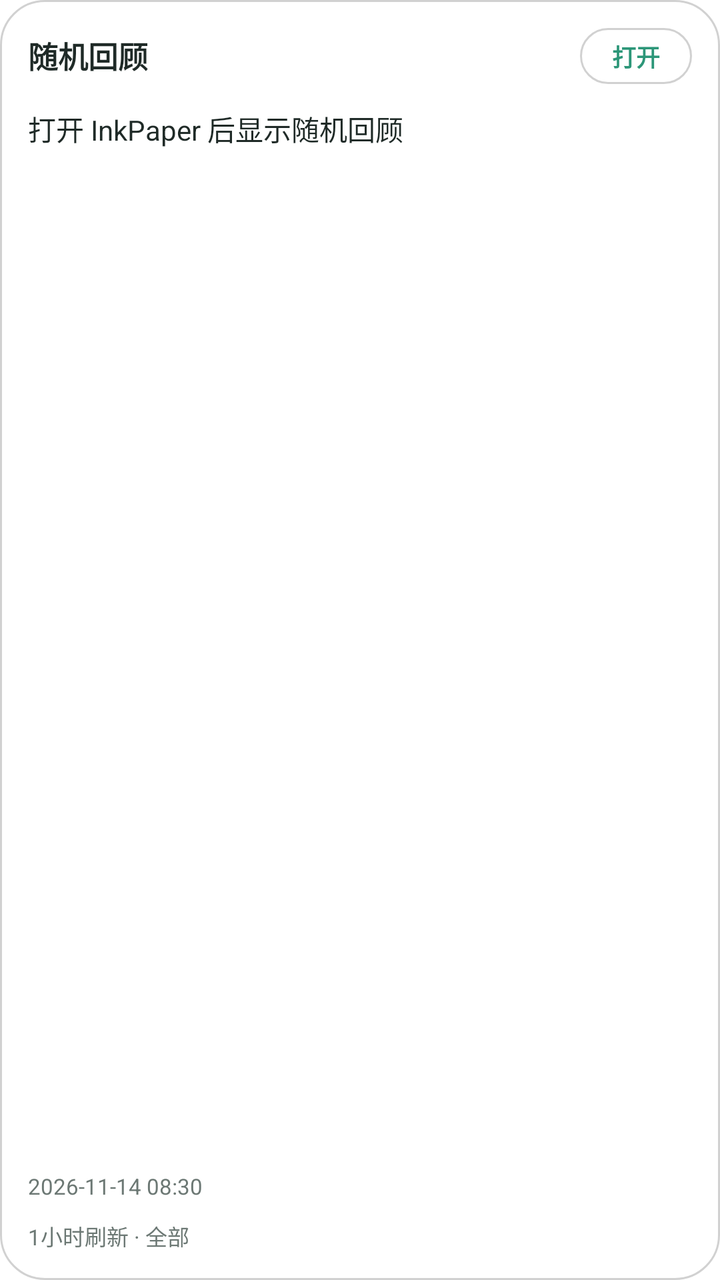
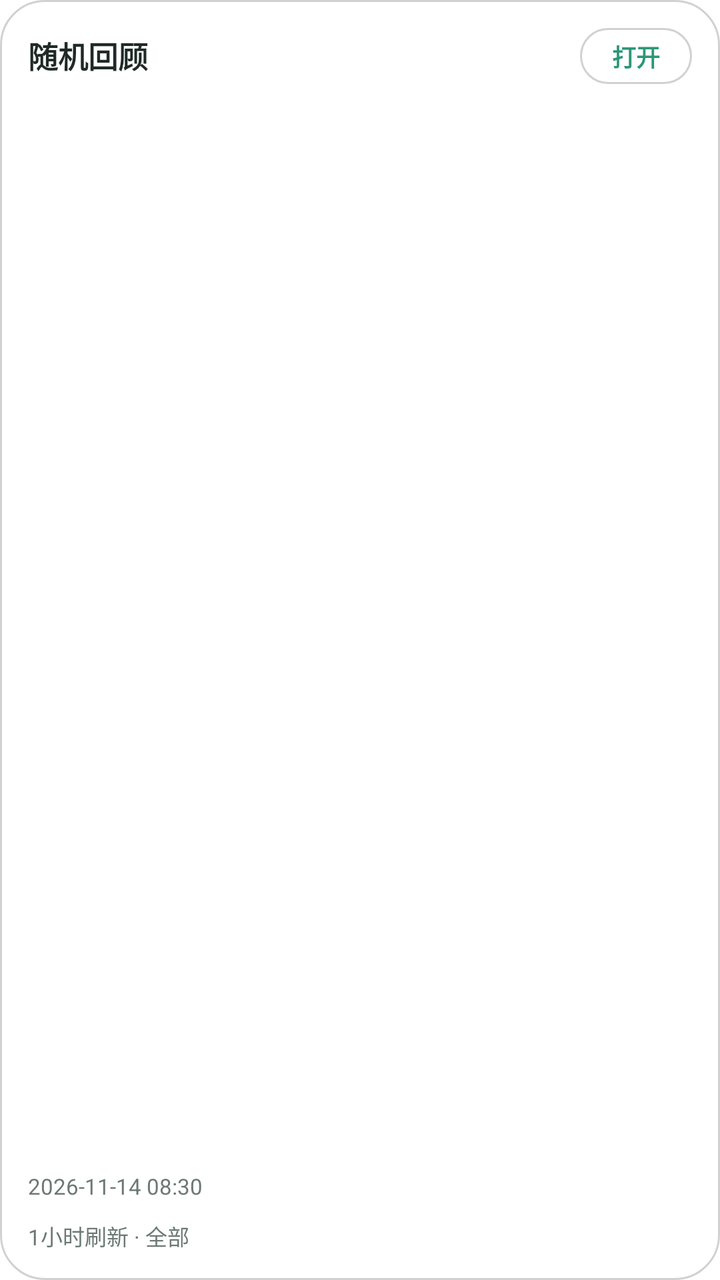

Before-and-after screenshots of an Android layout around one commit, followed by the original layout XML and the change that was made.
<!-- AndroidManifest.xml: fallback theme Theme.MaterialComponents.DayNight.NoActionBar -->
<!-- res/layout/inkpaper_random_review_widget.xml -->
<?xml version="1.0" encoding="utf-8"?>
<LinearLayout xmlns:android="http://schemas.android.com/apk/res/android"
    android:id="@+id/inkpaper_widget_review_container"
    android:layout_width="match_parent"
    android:layout_height="match_parent"
    android:background="@drawable/inkpaper_widget_background"
    android:gravity="center_vertical"
    android:orientation="vertical"
    android:padding="14dp">

    <LinearLayout
        android:layout_width="match_parent"
        android:layout_height="wrap_content"
        android:gravity="center_vertical"
        android:orientation="horizontal">

        <TextView
            android:id="@+id/inkpaper_widget_title"
            android:layout_width="0dp"
            android:layout_height="wrap_content"
            android:layout_weight="1"
            android:ellipsize="end"
            android:includeFontPadding="false"
            android:maxLines="1"
            android:text="随机回顾"
            android:textColor="@color/inkpaper_widget_text"
            android:textSize="15sp"
            android:textStyle="bold" />

        <TextView
            android:id="@+id/inkpaper_widget_random"
            android:layout_width="wrap_content"
            android:layout_height="28dp"
            android:background="@drawable/inkpaper_widget_chip"
            android:gravity="center"
            android:includeFontPadding="false"
            android:minWidth="56dp"
            android:paddingLeft="10dp"
            android:paddingRight="10dp"
            android:text="打开"
            android:textColor="@color/inkpaper_primary"
            android:textSize="12sp"
            android:textStyle="bold" />
    </LinearLayout>

    <TextView
        android:id="@+id/inkpaper_widget_review"
        android:layout_width="match_parent"
        android:layout_height="0dp"
        android:layout_marginTop="12dp"
        android:layout_weight="1"
        android:ellipsize="end"
        android:lineSpacingExtra="2dp"
        android:maxLines="5"
        android:text="打开 InkPaper 后显示随机回顾"
        android:textColor="@color/inkpaper_widget_text"
        android:textSize="14sp" />

    <TextView
        android:id="@+id/inkpaper_widget_review_time"
        android:layout_width="match_parent"
        android:layout_height="wrap_content"
        android:layout_marginTop="6dp"
        android:ellipsize="end"
        android:includeFontPadding="false"
        android:maxLines="1"
        android:text="2026-11-14 08:30"
        android:textColor="@color/inkpaper_widget_muted"
        android:textSize="11sp" />

    <TextView
        android:id="@+id/inkpaper_widget_status"
        android:layout_width="match_parent"
        android:layout_height="wrap_content"
        android:layout_marginTop="10dp"
        android:ellipsize="end"
        android:includeFontPadding="false"
        android:maxLines="1"
        android:text="1小时刷新 · 全部"
        android:textColor="@color/inkpaper_widget_muted"
        android:textSize="11sp" />
</LinearLayout>
<!-- resources referenced by this layout -->
<resources>
  <color name="inkpaper_primary">#2C9678</color>
  <color name="inkpaper_widget_muted">#6C7874</color>
  <color name="inkpaper_widget_text">#1F2A27</color>
  <!-- drawable inkpaper_widget_background (drawable) -->
  <?xml version="1.0" encoding="utf-8"?>
  <layer-list xmlns:android="http://schemas.android.com/apk/res/android">
      
      <item>
          <shape android:shape="rectangle">
              <solid android:color="@color/inkpaper_widget_background" />
              <corners android:radius="22dp" />
          </shape>
      </item>
      
      <item>
          <shape android:shape="rectangle">
              <gradient
                  android:angle="315"
                  android:startColor="@color/inkpaper_widget_highlight_start"
                  android:endColor="@color/inkpaper_widget_highlight_end" />
              <corners android:radius="22dp" />
          </shape>
      </item>
      
      <item>
          <shape android:shape="rectangle">
              <stroke
                  android:width="1dp"
                  android:color="@color/inkpaper_widget_border" />
              <corners android:radius="22dp" />
          </shape>
      </item>
  </layer-list>
  <!-- drawable inkpaper_widget_chip (drawable) -->
  <?xml version="1.0" encoding="utf-8"?>
  <layer-list xmlns:android="http://schemas.android.com/apk/res/android">
      <item>
          <shape android:shape="rectangle">
              <solid android:color="@color/inkpaper_widget_surface" />
              <corners android:radius="14dp" />
          </shape>
      </item>
      <item>
          <shape android:shape="rectangle">
              <stroke
                  android:width="1dp"
                  android:color="@color/inkpaper_widget_border" />
              <corners android:radius="14dp" />
          </shape>
      </item>
  </layer-list>
  <color name="inkpaper_widget_background">#D1FFFFFF</color>
  <color name="inkpaper_widget_highlight_start">#66FFFFFF</color>
  <color name="inkpaper_widget_highlight_end">#0DFFFFFF</color>
  <color name="inkpaper_widget_border">#2E000000</color>
  <color name="inkpaper_widget_surface">#99FFFFFF</color>
</resources>

<!-- the commit's change to res/layout/inkpaper_random_review_widget.xml (unified diff, before → after) -->
@@ -1,82 +1,94 @@
 <?xml version="1.0" encoding="utf-8"?>
-<LinearLayout xmlns:android="http://schemas.android.com/apk/res/android"
-    android:id="@+id/inkpaper_widget_review_container"
+<FrameLayout xmlns:android="http://schemas.android.com/apk/res/android"
+    android:id="@+id/inkpaper_widget_glass_root"
     android:layout_width="match_parent"
     android:layout_height="match_parent"
-    android:background="@drawable/inkpaper_widget_background"
-    android:gravity="center_vertical"
-    android:orientation="vertical"
-    android:padding="14dp">
+    android:background="@drawable/inkpaper_widget_background">
+
+    <ImageView
+        android:id="@+id/inkpaper_widget_glass"
+        android:layout_width="match_parent"
+        android:layout_height="match_parent"
+        android:contentDescription="@null"
+        android:scaleType="centerCrop"
+        android:visibility="gone" />
 
     <LinearLayout
+        android:id="@+id/inkpaper_widget_review_container"
         android:layout_width="match_parent"
-        android:layout_height="wrap_content"
+        android:layout_height="match_parent"
         android:gravity="center_vertical"
-        android:orientation="horizontal">
+        android:orientation="vertical"
+        android:padding="14dp">
+
+        <LinearLayout
+            android:layout_width="match_parent"
+            android:layout_height="wrap_content"
+            android:gravity="center_vertical"
+            android:orientation="horizontal">
+
+            <TextView
+                android:id="@+id/inkpaper_widget_title"
+                android:layout_width="0dp"
+                android:layout_height="wrap_content"
+                android:layout_weight="1"
+                android:ellipsize="end"
+                android:includeFontPadding="false"
+                android:maxLines="1"
+                android:text="随机回顾"
+                android:textColor="@color/inkpaper_widget_text"
+                android:textSize="15sp"
+                android:textStyle="bold" />
+
+            <TextView
+                android:id="@+id/inkpaper_widget_random"
+                android:layout_width="wrap_content"
+                android:layout_height="28dp"
+                android:background="@drawable/inkpaper_widget_chip"
+                android:gravity="center"
+                android:includeFontPadding="false"
+                android:minWidth="56dp"
+                android:paddingLeft="10dp"
+                android:paddingRight="10dp"
+                android:text="打开"
+                android:textColor="@color/inkpaper_primary"
+                android:textSize="12sp"
+                android:textStyle="bold" />
+        </LinearLayout>
+
+        
+        <ListView
+            android:id="@+id/inkpaper_widget_review_list"
+            android:layout_width="match_parent"
+            android:layout_height="0dp"
+            android:layout_marginTop="12dp"
+            android:layout_weight="1"
+            android:divider="@null"
+            android:dividerHeight="0dp"
+            android:scrollbars="none" />
 
         <TextView
-            android:id="@+id/inkpaper_widget_title"
-            android:layout_width="0dp"
+            android:id="@+id/inkpaper_widget_review_time"
+            android:layout_width="match_parent"
             android:layout_height="wrap_content"
-            android:layout_weight="1"
+            android:layout_marginTop="6dp"
             android:ellipsize="end"
             android:includeFontPadding="false"
             android:maxLines="1"
-            android:text="随机回顾"
-            android:textColor="@color/inkpaper_widget_text"
-            android:textSize="15sp"
-            android:textStyle="bold" />
+            android:text="2026-11-14 08:30"
+            android:textColor="@color/inkpaper_widget_muted"
+            android:textSize="11sp" />
 
         <TextView
-            android:id="@+id/inkpaper_widget_random"
-            android:layout_width="wrap_content"
-            android:layout_height="28dp"
-            android:background="@drawable/inkpaper_widget_chip"
-            android:gravity="center"
+            android:id="@+id/inkpaper_widget_status"
+            android:layout_width="match_parent"
+            android:layout_height="wrap_content"
+            android:layout_marginTop="10dp"
+            android:ellipsize="end"
             android:includeFontPadding="false"
-            android:minWidth="56dp"
-            android:paddingLeft="10dp"
-            android:paddingRight="10dp"
-            android:text="打开"
-            android:textColor="@color/inkpaper_primary"
-            android:textSize="12sp"
-            android:textStyle="bold" />
+            android:maxLines="1"
+            android:text="1小时刷新 · 全部"
+            android:textColor="@color/inkpaper_widget_muted"
+            android:textSize="11sp" />
     </LinearLayout>
-
-    <TextView
-        android:id="@+id/inkpaper_widget_review"
-        android:layout_width="match_parent"
-        android:layout_height="0dp"
-        android:layout_marginTop="12dp"
-        android:layout_weight="1"
-        android:ellipsize="end"
-        android:lineSpacingExtra="2dp"
-        android:maxLines="5"
-        android:text="打开 InkPaper 后显示随机回顾"
-        android:textColor="@color/inkpaper_widget_text"
-        android:textSize="14sp" />
-
-    <TextView
-        android:id="@+id/inkpaper_widget_review_time"
-        android:layout_width="match_parent"
-        android:layout_height="wrap_content"
-        android:layout_marginTop="6dp"
-        android:ellipsize="end"
-        android:includeFontPadding="false"
-        android:maxLines="1"
-        android:text="2026-11-14 08:30"
-        android:textColor="@color/inkpaper_widget_muted"
-        android:textSize="11sp" />
-
-    <TextView
-        android:id="@+id/inkpaper_widget_status"
-        android:layout_width="match_parent"
-        android:layout_height="wrap_content"
-        android:layout_marginTop="10dp"
-        android:ellipsize="end"
-        android:includeFontPadding="false"
-        android:maxLines="1"
-        android:text="1小时刷新 · 全部"
-        android:textColor="@color/inkpaper_widget_muted"
-        android:textSize="11sp" />
-</LinearLayout>
+</FrameLayout>
